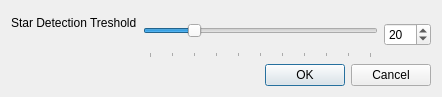
Old version of the form src/ui/optionsdialog.ui in the repository BenJuan26/OpenSkyStacker.
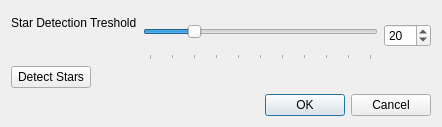
New version of the form.

Commit message:
Add option to detect stars at current threshold
Closes #22

What changed in the file:
```diff
--- a/src/ui/optionsdialog.ui
+++ b/src/ui/optionsdialog.ui
@@ -7,7 +7,7 @@
     <x>0</x>
     <y>0</y>
     <width>442</width>
-    <height>97</height>
+    <height>127</height>
    </rect>
   </property>
   <property name="windowTitle">
@@ -91,6 +91,20 @@
        </layout>
       </widget>
      </item>
+     <item row="1" column="0">
+      <widget class="QPushButton" name="buttonDetectStars">
+       <property name="text">
+        <string>Detect Stars</string>
+       </property>
+      </widget>
+     </item>
+     <item row="1" column="1">
+      <widget class="QLabel" name="labelDetectStars">
+       <property name="text">
+        <string notr="true"/>
+       </property>
+      </widget>
+     </item>
     </layout>
    </item>
    <item>
```
The commit also changes 12 other files.
